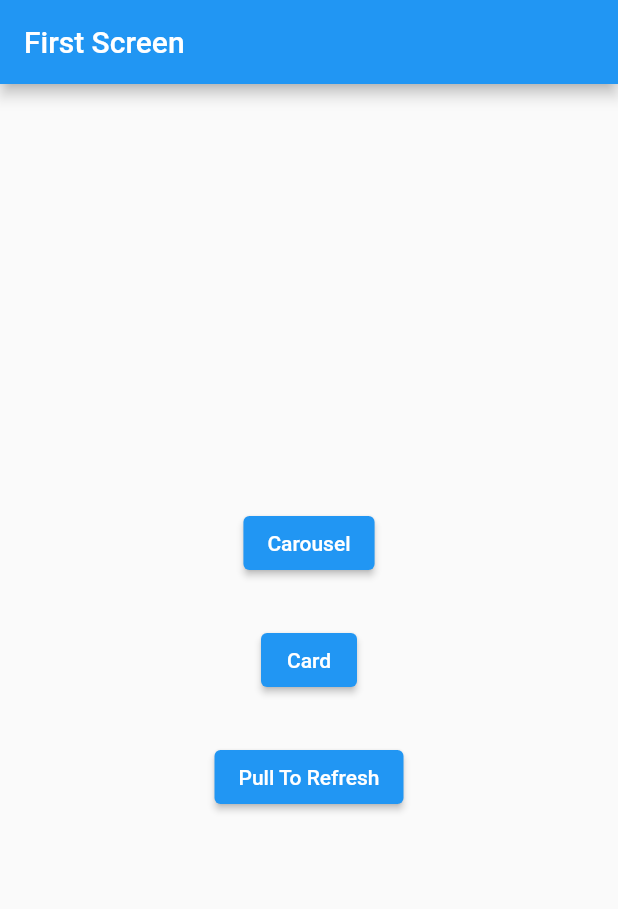
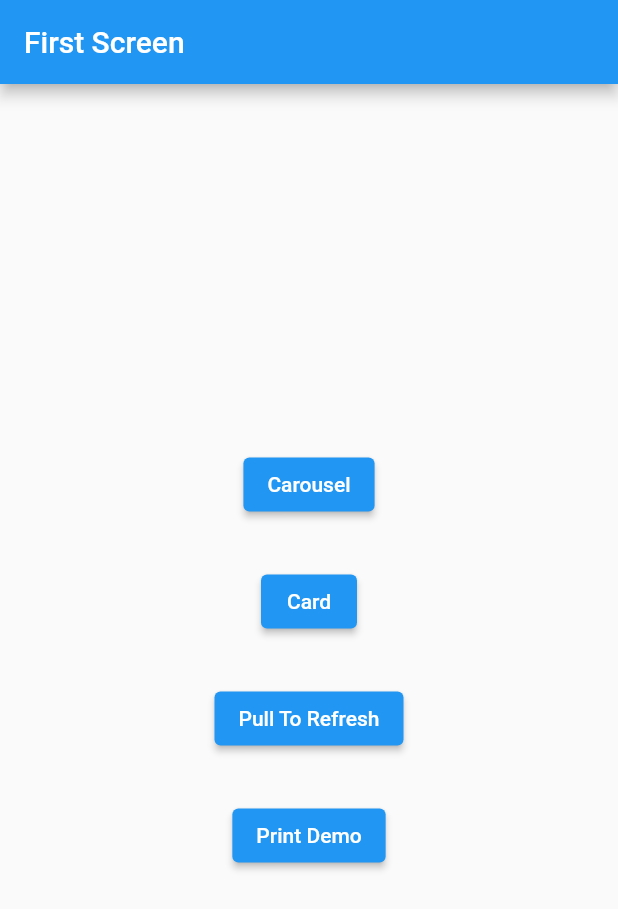
Before and after one commit to ryansat/flutter-example, a Flutter app: the screen it shows after launch, on a phone screen of 412 x 824 dp. Shown: the top 909 px of the screen. Run offline on Flutter 3.47's test engine with Material 2 defaults, Android fonts, the light colour scheme and no system bars; our stand-ins replace flutter_swiper, pdf, printing.

Commit message:
add print pdf

```diff
--- a/lib/customRoutes.dart
+++ b/lib/customRoutes.dart
@@ -3,10 +3,12 @@ import '../screen/home.dart';
 import '../screen/carousel.dart';
 import '../screen/card.dart';
 import '../screen/pullrefresh.dart';
+import '../screen/pdfscreen.dart';
 
 var customRoutes = <String, WidgetBuilder>{
   '/': (context) => Home(),
   '/carousel': (context) => Carousel(),
   '/card': (context) => CarouselDemo(),
   '/pull': (context) => PullRefresh(),
+  '/print': (context) => PrintData(),
 };
--- a/lib/screen/home.dart
+++ b/lib/screen/home.dart
@@ -46,6 +46,13 @@ class Home extends StatelessWidget {
               },
               child: const Text('Pull To Refresh'),
             ),
+            const SizedBox(height: 30),
+            ElevatedButton(
+              onPressed: () {
+                Navigator.pushNamed(context, '/print');
+              },
+              child: const Text('Print Demo'),
+            ),
           ],
         ),
       ),
--- a/pubspec.yaml
+++ b/pubspec.yaml
@@ -35,6 +35,10 @@ dependencies:
   cupertino_icons: ^1.0.2
 
   flutter_swiper: ^1.1.6
+
+  pdf: ^3.7.2
+
+  printing: ^5.7.3
 
 dev_dependencies:
   flutter_test:
```
Also changed, not shown: lib/screen/pdfscreen.dart (added, +61 -0 lines), pubspec.lock, 2 other files.
